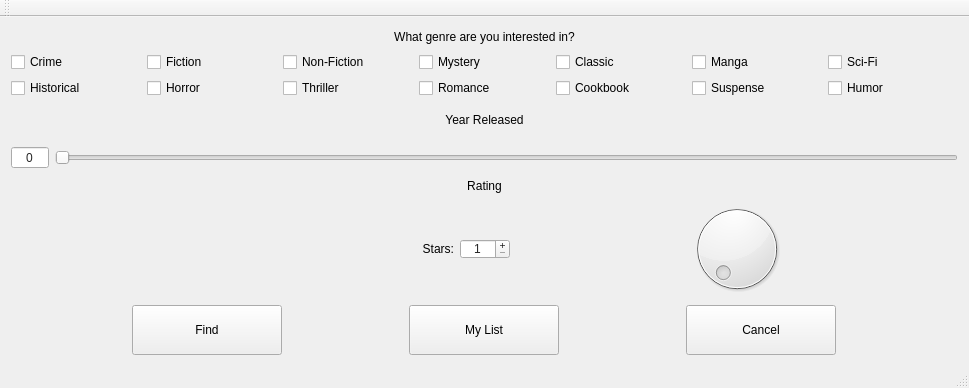
Before: the Qt Designer form choicewindow.ui in ameyrk99/rekt, drawn with Qt 5.
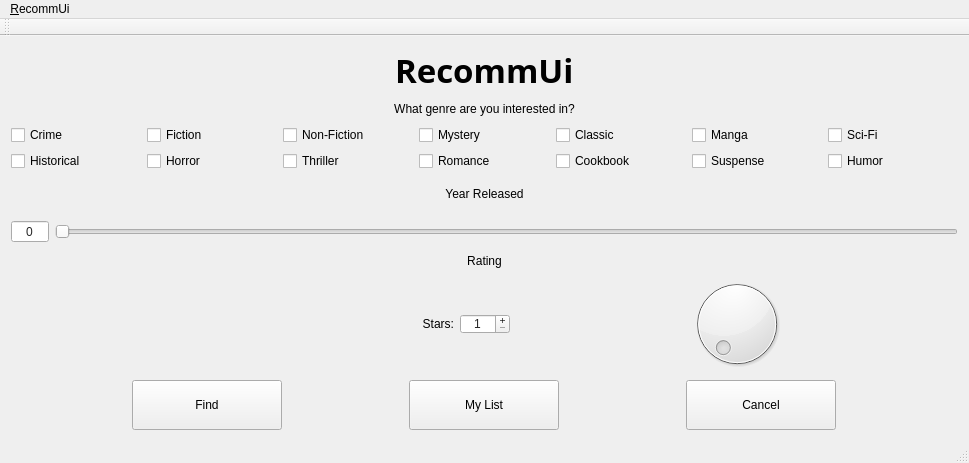
After: the same form once the commit is applied.

The edit to the form file:
```diff
--- a/choicewindow.ui
+++ b/choicewindow.ui
@@ -7,7 +7,7 @@
     <x>0</x>
     <y>0</y>
     <width>969</width>
-    <height>388</height>
+    <height>463</height>
    </rect>
   </property>
   <property name="palette">
@@ -52,6 +52,36 @@
   </property>
   <widget class="QWidget" name="centralWidget">
    <layout class="QVBoxLayout" name="verticalLayout_3">
+    <item alignment="Qt::AlignHCenter">
+     <widget class="QLabel" name="label">
+      <property name="sizePolicy">
+       <sizepolicy hsizetype="Maximum" vsizetype="Fixed">
+        <horstretch>0</horstretch>
+        <verstretch>0</verstretch>
+       </sizepolicy>
+      </property>
+      <property name="font">
+       <font>
+        <family>Fira Mono</family>
+        <pointsize>25</pointsize>
+        <weight>75</weight>
+        <bold>true</bold>
+        <underline>false</underline>
+        <strikeout>false</strikeout>
+        <kerning>true</kerning>
+       </font>
+      </property>
+      <property name="mouseTracking">
+       <bool>false</bool>
+      </property>
+      <property name="text">
+       <string>RecommUi</string>
+      </property>
+      <property name="scaledContents">
+       <bool>true</bool>
+      </property>
+     </widget>
+    </item>
     <item>
      <layout class="QVBoxLayout" name="verticalLayout">
       <item>
@@ -465,6 +495,12 @@
      <height>26</height>
     </rect>
    </property>
+   <widget class="QMenu" name="menuRecommUi">
+    <property name="title">
+     <string>&amp;RecommUi</string>
+    </property>
+   </widget>
+   <addaction name="menuRecommUi"/>
   </widget>
   <widget class="QToolBar" name="mainToolBar">
    <attribute name="toolBarArea">
```
